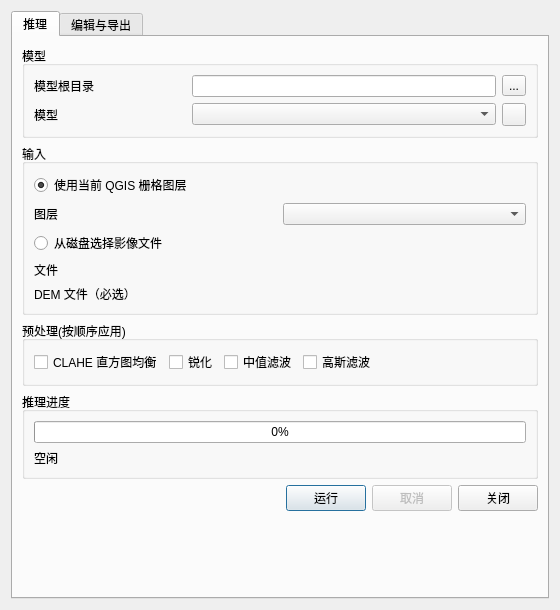
First picture: the form in land_cover_classification/land_cover_classification_dialog_base.ui, repository ZDongFan/semantic_segmentation, before the edit.
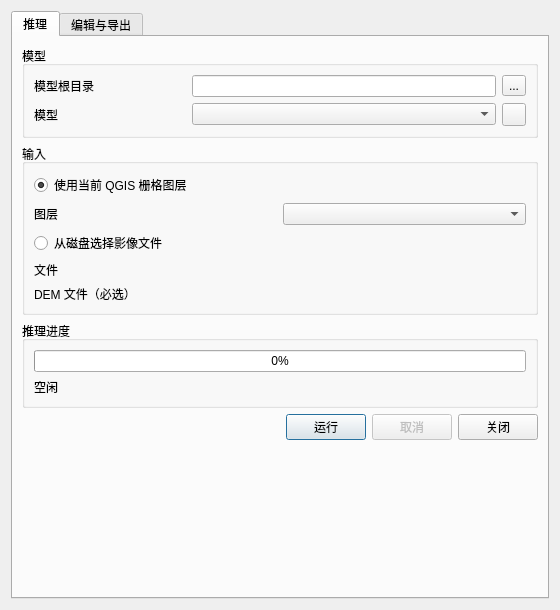
Second picture: the form after the edit. Custom widgets are drawn as their Qt base class.

Commit message: 删除之前版本的预处理（实际并未使用）

The edit to the form file:
```diff
--- a/land_cover_classification/land_cover_classification_dialog_base.ui
+++ b/land_cover_classification/land_cover_classification_dialog_base.ui
@@ -123,56 +123,6 @@
          </layout>
         </widget>
        </item>
-       <item>
-        <widget class="QGroupBox" name="preprocessGroup">
-         <property name="title">
-          <string>预处理(按顺序应用)</string>
-         </property>
-         <layout class="QHBoxLayout" name="preprocessLayout">
-          <item>
-           <widget class="QCheckBox" name="claheCheck">
-            <property name="text">
-             <string>CLAHE 直方图均衡</string>
-            </property>
-           </widget>
-          </item>
-          <item>
-           <widget class="QCheckBox" name="sharpenCheck">
-            <property name="text">
-             <string>锐化</string>
-            </property>
-           </widget>
-          </item>
-          <item>
-           <widget class="QCheckBox" name="medianCheck">
-            <property name="text">
-             <string>中值滤波</string>
-            </property>
-           </widget>
-          </item>
-          <item>
-           <widget class="QCheckBox" name="gaussianCheck">
-            <property name="text">
-             <string>高斯滤波</string>
-            </property>
-           </widget>
-          </item>
-          <item>
-           <spacer name="preprocessSpacer">
-            <property name="orientation">
-             <enum>Qt::Horizontal</enum>
-            </property>
-            <property name="sizeHint" stdset="0">
-             <size>
-              <width>40</width>
-              <height>20</height>
-             </size>
-            </property>
-           </spacer>
-          </item>
-         </layout>
-        </widget>
-       </item>
        <item>
         <widget class="QGroupBox" name="progressGroup">
          <property name="title">
```
The commit also changes 8 other files.
